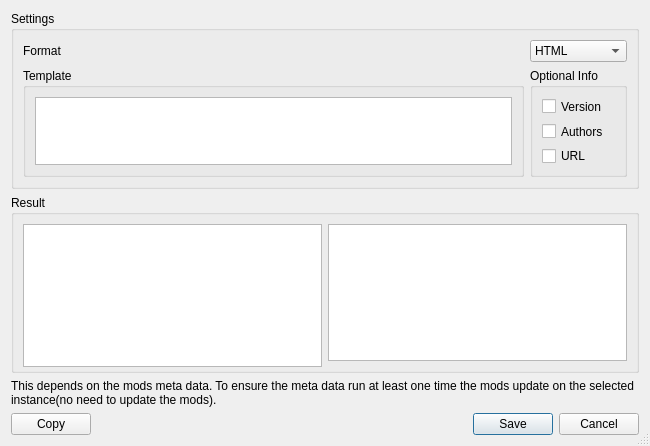
Before: the Qt Designer form launcher/ui/dialogs/ExportToModListDialog.ui in FreesmTeam/FreesmLauncher, drawn with Qt 5.
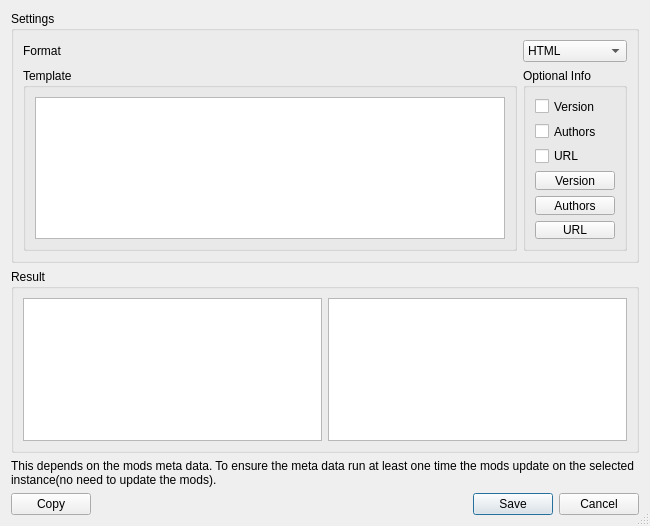
After: the same form once the commit is applied.

Patch:
```diff
--- a/launcher/ui/dialogs/ExportToModListDialog.ui
+++ b/launcher/ui/dialogs/ExportToModListDialog.ui
@@ -114,6 +114,27 @@
              </property>
             </widget>
            </item>
+           <item>
+            <widget class="QPushButton" name="versionButton">
+             <property name="text">
+              <string>Version</string>
+             </property>
+            </widget>
+           </item>
+           <item>
+            <widget class="QPushButton" name="authorsButton">
+             <property name="text">
+              <string>Authors</string>
+             </property>
+            </widget>
+           </item>
+           <item>
+            <widget class="QPushButton" name="urlButton">
+             <property name="text">
+              <string>URL</string>
+             </property>
+            </widget>
+           </item>
           </layout>
          </widget>
         </item>
```
Left out of the diff: 32 changed lines with no effect on the pictures.
